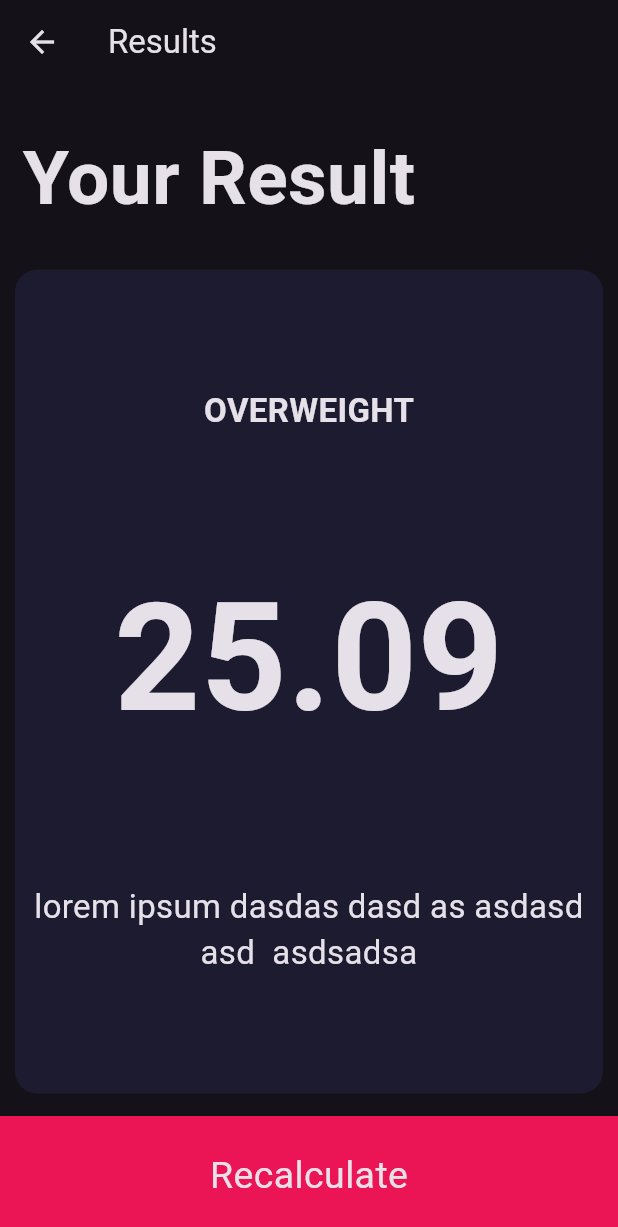
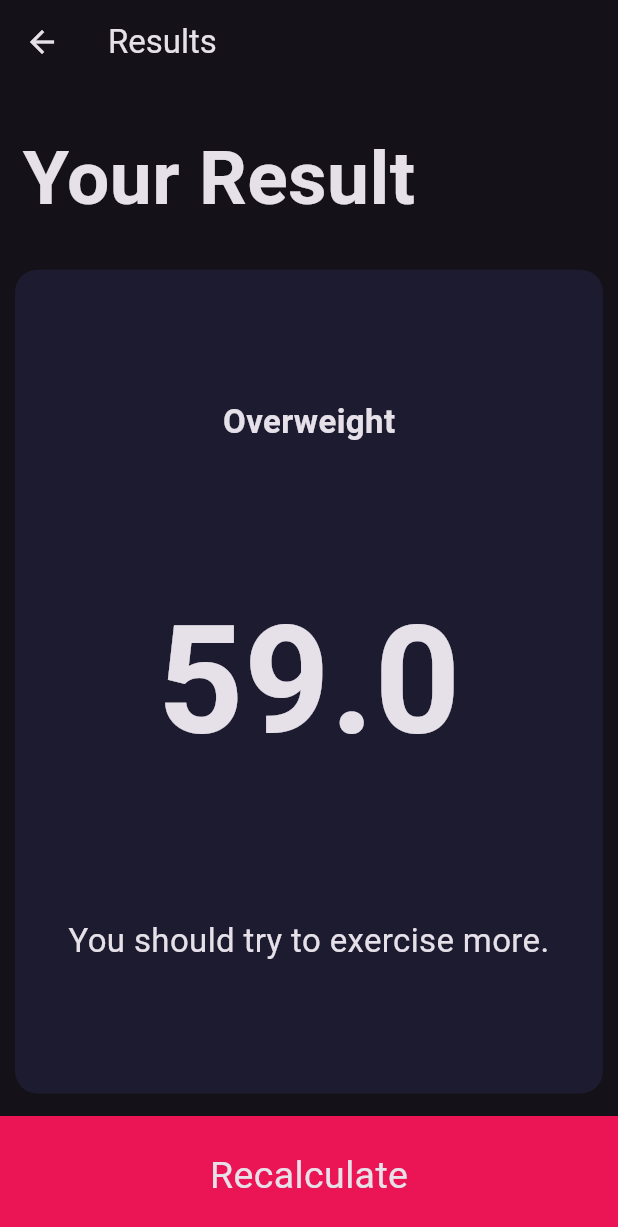
Before and after one commit to naaasruul/bmiCalc_V2, a Flutter app: the screen it shows after launch, after a tap on "Calculate", on a phone screen of 412 x 824 dp. Shown: the top 1227 px of the screen. Run offline on Flutter 3.47's test engine with Material 3 defaults, Android fonts, the phone set to English and light mode, and no system bars; our stand-ins replace font_awesome_flutter.

Commit message:
Complete BMI calculator

```diff
--- /dev/null
+++ b/lib/calculator_brain.dart
@@ -0,0 +1,47 @@
+import 'dart:math';
+
+class CalculatorBrain {
+  final int height;
+  final int weight;
+
+  double? _bmi;
+
+  CalculatorBrain({
+    required this.height,
+    required this.weight,
+  });
+
+  // Calculate BMI
+  String calculateBMI() {
+    _bmi = weight / pow(height / 100, 2);
+    return _bmi!.toStringAsFixed(1);
+  }
+
+  // Get BMI Result
+  String getResult() {
+    if (_bmi == null) {
+      return 'Please calculate BMI first.';
+    }
+    if (_bmi! >= 25) {
+      return 'Overweight';
+    } else if (_bmi! > 18.5) {
+      return 'Normal';
+    } else {
+      return 'Underweight';
+    }
+  }
+
+  // Get Interpretation
+  String getInterpretation() {
+    if (_bmi == null) {
+      return 'Please calculate BMI first.';
+    }
+    if (_bmi! >= 25) {
+      return 'You should try to exercise more.';
+    } else if (_bmi! > 18.5) {
+      return 'You are doing great!';
+    } else {
+      return 'You might need to eat more.';
+    }
+  }
+}
--- a/lib/main.dart
+++ b/lib/main.dart
@@ -11,7 +11,7 @@ class BMICalculator extends StatelessWidget {
       theme: ThemeData.dark().copyWith(),
       home: InputPage(),
       routes: {
-        '/result':(context)=>ResultsPage(),
+        '/home':(context)=>InputPage(),
       },
     );
   }
--- a/lib/screens/input_page.dart
+++ b/lib/screens/input_page.dart
@@ -1,3 +1,4 @@
+import 'package:bmicalcv2/calculator_brain.dart';
 import 'package:bmicalcv2/screens/result_page.dart';
 import 'package:flutter/material.dart';
 import 'package:font_awesome_flutter/font_awesome_flutter.dart';
@@ -6,6 +7,7 @@ import '../components//iconcontent.dart';
 import '../constants.dart';
 import '../components/BottomButton.dart';
 import 'package:bmicalcv2/components/RoundIcon.dart';
+import 'package:bmicalcv2/calculator_brain.dart';
 
 enum Gender {
   male,
@@ -194,11 +196,13 @@ class _InputPageState extends State<InputPage> {
                             RoundIconButton(
                                 icon: FontAwesomeIcons.minus,
                                 onPressed: () {
-                                 setState(() {
-                                   age--;
-                                 });
+                                  setState(() {
+                                    age--;
+                                  });
                                 }),
-                            SizedBox(width: 8.0,),
+                            SizedBox(
+                              width: 8.0,
+                            ),
                             RoundIconButton(
                                 icon: FontAwesomeIcons.plus,
                                 onPressed: () {
@@ -215,10 +219,18 @@ class _InputPageState extends State<InputPage> {
               ],
             )),
             BottomButton(
-              onTap:   (){
-                Navigator.push(context, MaterialPageRoute(builder: (context)=>ResultsPage()));
+              onTap: () {
+                CalculatorBrain calc = CalculatorBrain(height: height, weight: weight);
+
+                Navigator.push(context,
+                    MaterialPageRoute(builder: (context) => ResultsPage(
+                      bmiResult: calc.calculateBMI(),
+                      resultText: calc.getResult(),
+                      interpretation: calc.getInterpretation()
+                    )
+                    ));
               },
-              buttonTitle:'Calculate',
+              buttonTitle: 'Calculate',
             )
           ],
         ));
--- a/lib/screens/result_page.dart
+++ b/lib/screens/result_page.dart
@@ -6,7 +6,16 @@ import 'package:bmicalcv2/components/RoundIcon.dart';
 import 'package:bmicalcv2/constants.dart';
 
 class ResultsPage extends StatelessWidget {
-  const ResultsPage({super.key});
+
+  ResultsPage({
+    required this.bmiResult,
+    required this.resultText,
+    required this.interpretation,
+});
+
+  final String bmiResult;
+  final String resultText;
+  final String interpretation;
 
   @override
   Widget build(BuildContext context) {
@@ -37,15 +46,15 @@ class ResultsPage extends StatelessWidget {
                   crossAxisAlignment: CrossAxisAlignment.center,
                   children: [
                     Text(
-                      'OVERWEIGHT',
+                      '$resultText',
                       style: kResultTextStyle,
                     ),
                     Text(
-                      '25.09',
+                      '$bmiResult',
                       style: kBMITextStyle,
                     ),
                     Text(
-                      'lorem ipsum dasdas dasd as asdasd asd  asdsadsa',
+                      '$interpretation',
                       style: kBodyTextStyle,
                       textAlign: TextAlign.center,
                     )
```
